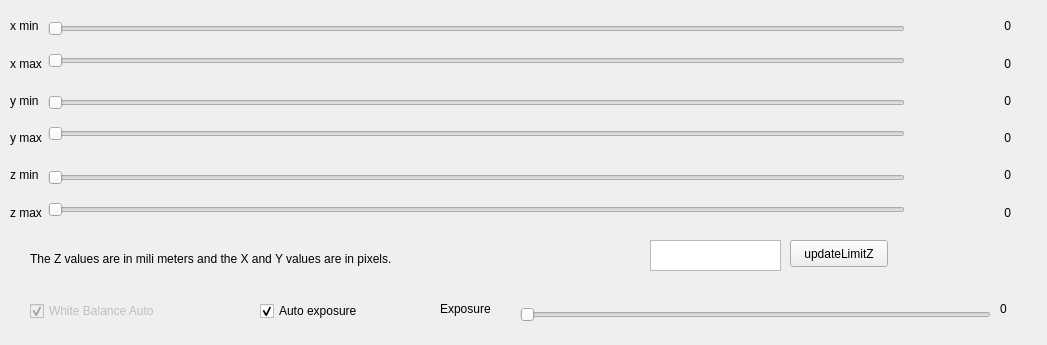
cvlabbonn/tools_openni2, file ui/sliders.ui: the form before one commit.
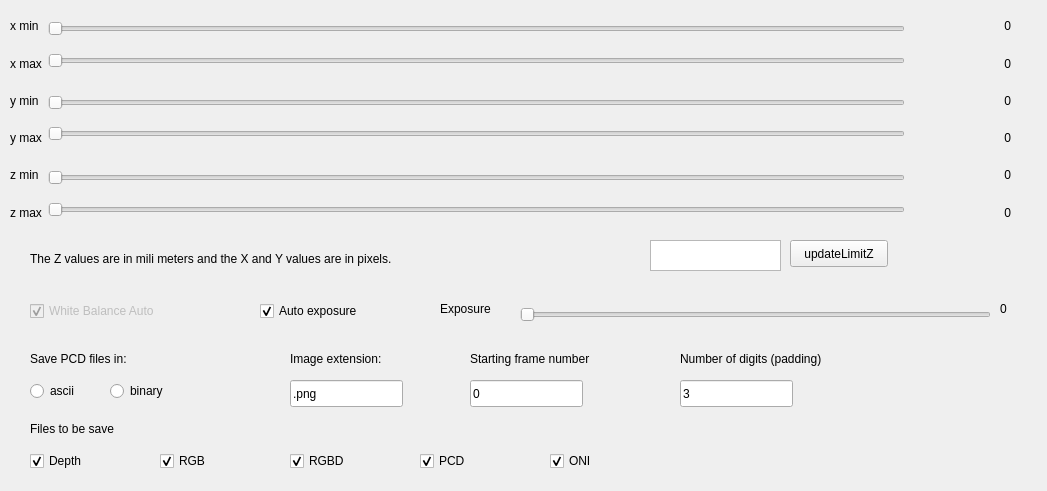
The form after the commit.

Patch:
```diff
--- a/ui/sliders.ui
+++ b/ui/sliders.ui
@@ -7,7 +7,7 @@
     <x>0</x>
     <y>0</y>
     <width>1047</width>
-    <height>345</height>
+    <height>491</height>
    </rect>
   </property>
   <property name="windowTitle">
@@ -417,6 +417,222 @@
     <string>0</string>
    </property>
   </widget>
+  <widget class="QLabel" name="label_9">
+   <property name="geometry">
+    <rect>
+     <x>30</x>
+     <y>350</y>
+     <width>121</width>
+     <height>17</height>
+    </rect>
+   </property>
+   <property name="text">
+    <string>Save PCD files in:</string>
+   </property>
+  </widget>
+  <widget class="QLabel" name="label_10">
+   <property name="geometry">
+    <rect>
+     <x>290</x>
+     <y>350</y>
+     <width>131</width>
+     <height>17</height>
+    </rect>
+   </property>
+   <property name="text">
+    <string>Image extension:</string>
+   </property>
+  </widget>
+  <widget class="QLabel" name="label_11">
+   <property name="geometry">
+    <rect>
+     <x>470</x>
+     <y>350</y>
+     <width>161</width>
+     <height>17</height>
+    </rect>
+   </property>
+   <property name="text">
+    <string>Starting frame number</string>
+   </property>
+  </widget>
+  <widget class="QLabel" name="label_12">
+   <property name="geometry">
+    <rect>
+     <x>680</x>
+     <y>350</y>
+     <width>181</width>
+     <height>17</height>
+    </rect>
+   </property>
+   <property name="text">
+    <string>Number of digits (padding)</string>
+   </property>
+  </widget>
+  <widget class="QRadioButton" name="asciiRadioButton">
+   <property name="geometry">
+    <rect>
+     <x>30</x>
+     <y>380</y>
+     <width>61</width>
+     <height>22</height>
+    </rect>
+   </property>
+   <property name="text">
+    <string>ascii</string>
+   </property>
+   <attribute name="buttonGroup">
+    <string notr="true">buttonGroup</string>
+   </attribute>
+  </widget>
+  <widget class="QRadioButton" name="binaryRadioButton">
+   <property name="geometry">
+    <rect>
+     <x>110</x>
+     <y>380</y>
+     <width>81</width>
+     <height>22</height>
+    </rect>
+   </property>
+   <property name="text">
+    <string>binary</string>
+   </property>
+   <attribute name="buttonGroup">
+    <string notr="true">buttonGroup</string>
+   </attribute>
+  </widget>
+  <widget class="QLineEdit" name="image_extension">
+   <property name="geometry">
+    <rect>
+     <x>290</x>
+     <y>380</y>
+     <width>113</width>
+     <height>27</height>
+    </rect>
+   </property>
+   <property name="text">
+    <string>.png</string>
+   </property>
+  </widget>
+  <widget class="QLineEdit" name="starting_frame">
+   <property name="geometry">
+    <rect>
+     <x>470</x>
+     <y>380</y>
+     <width>113</width>
+     <height>27</height>
+    </rect>
+   </property>
+   <property name="text">
+    <string>0</string>
+   </property>
+  </widget>
+  <widget class="QLineEdit" name="padding_size">
+   <property name="geometry">
+    <rect>
+     <x>680</x>
+     <y>380</y>
+     <width>113</width>
+     <height>27</height>
+    </rect>
+   </property>
+   <property name="text">
+    <string>3</string>
+   </property>
+  </widget>
+  <widget class="QLabel" name="label_13">
+   <property name="geometry">
+    <rect>
+     <x>30</x>
+     <y>420</y>
+     <width>111</width>
+     <height>17</height>
+    </rect>
+   </property>
+   <property name="text">
+    <string>Files to be save</string>
+   </property>
+  </widget>
+  <widget class="QCheckBox" name="depth_checkbox">
+   <property name="geometry">
+    <rect>
+     <x>30</x>
+     <y>450</y>
+     <width>97</width>
+     <height>22</height>
+    </rect>
+   </property>
+   <property name="text">
+    <string>Depth</string>
+   </property>
+   <property name="checked">
+    <bool>true</bool>
+   </property>
+  </widget>
+  <widget class="QCheckBox" name="rgb_checkbox">
+   <property name="geometry">
+    <rect>
+     <x>160</x>
+     <y>450</y>
+     <width>97</width>
+     <height>22</height>
+    </rect>
+   </property>
+   <property name="text">
+    <string>RGB</string>
+   </property>
+   <property name="checked">
+    <bool>true</bool>
+   </property>
+  </widget>
+  <widget class="QCheckBox" name="rgbd_checkbox">
+   <property name="geometry">
+    <rect>
+     <x>290</x>
+     <y>450</y>
+     <width>97</width>
+     <height>22</height>
+    </rect>
+   </property>
+   <property name="text">
+    <string>RGBD</string>
+   </property>
+   <property name="checked">
+    <bool>true</bool>
+   </property>
+  </widget>
+  <widget class="QCheckBox" name="pcd_checkbox">
+   <property name="geometry">
+    <rect>
+     <x>420</x>
+     <y>450</y>
+     <width>97</width>
+     <height>22</height>
+    </rect>
+   </property>
+   <property name="text">
+    <string>PCD</string>
+   </property>
+   <property name="checked">
+    <bool>true</bool>
+   </property>
+  </widget>
+  <widget class="QCheckBox" name="oni_checkbox">
+   <property name="geometry">
+    <rect>
+     <x>550</x>
+     <y>450</y>
+     <width>97</width>
+     <height>22</height>
+    </rect>
+   </property>
+   <property name="text">
+    <string>ONI</string>
+   </property>
+   <property name="checked">
+    <bool>true</bool>
+   </property>
+  </widget>
  </widget>
  <resources/>
  <connections/>
```
Left out of the diff: 3 changed lines with no effect on the pictures.
